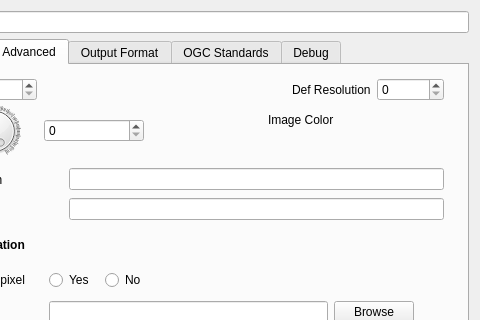
The window that mapsettings.ui (QMapfileEditor/QMapfileEditor) describes before a commit, drawn with Qt 5; both pictures show x 120 to 600 and y 0 to 320 of the 600 by 500 pixel window.
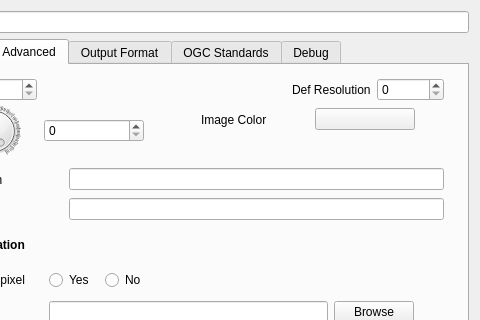
The same window after the commit. The open tabs and pages were chosen to show the change. Icons and pictures are not drawn.

Commit message: Add slot/signal and QPushbutton to manage imagecolor

Diff of the .ui file:
```diff
--- a/mapsettings.ui
+++ b/mapsettings.ui
@@ -849,6 +849,25 @@
           </property>
          </widget>
         </item>
+        <item>
+         <widget class="QPushButton" name="mf_map_imagecolor">
+          <property name="minimumSize">
+           <size>
+            <width>100</width>
+            <height>0</height>
+           </size>
+          </property>
+          <property name="maximumSize">
+           <size>
+            <width>100</width>
+            <height>16777215</height>
+           </size>
+          </property>
+          <property name="text">
+           <string/>
+          </property>
+         </widget>
+        </item>
        </layout>
       </widget>
       <widget class="QLabel" name="mf_map_config_label">
```
Left out of the diff: 2 changed lines with no effect on the pictures. The commit also changes 5 other files.
